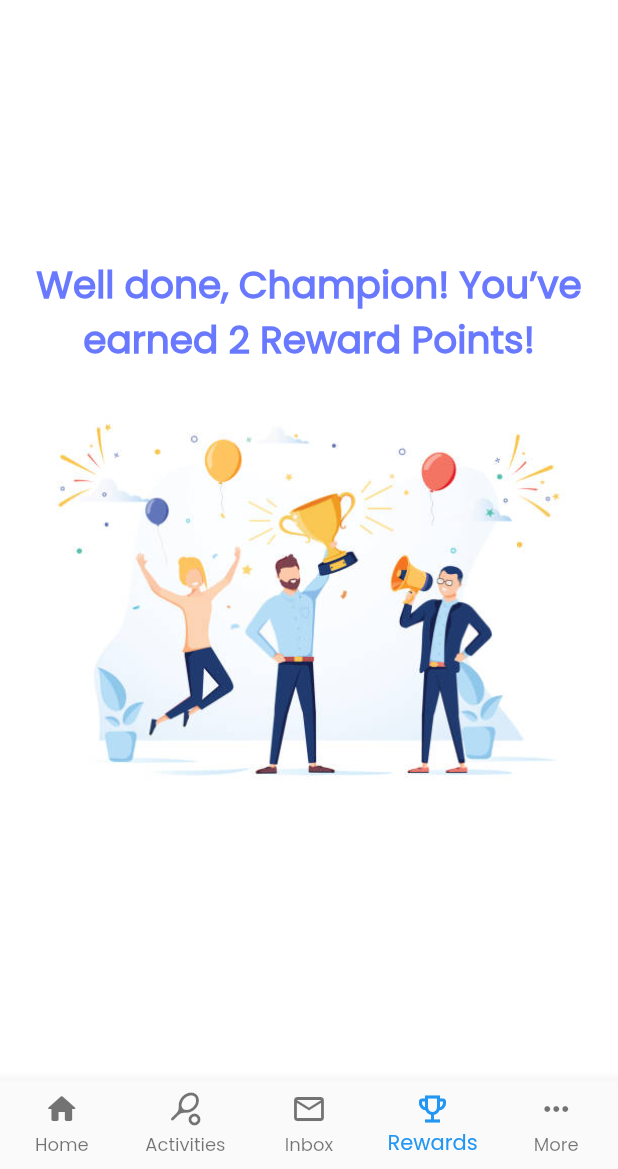
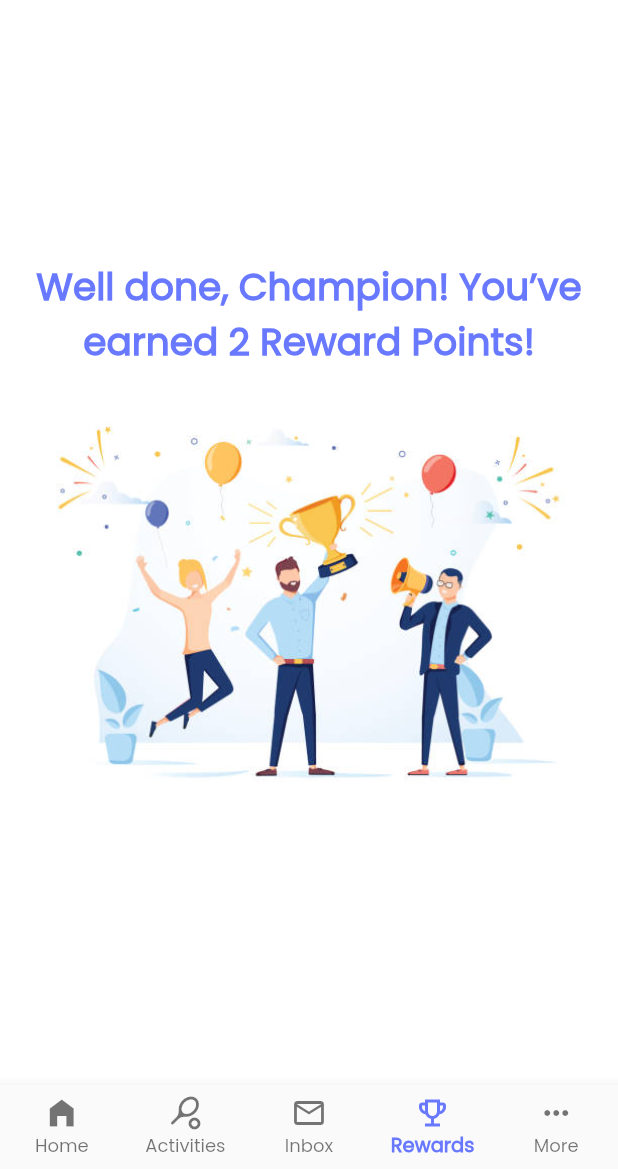
Before and after one commit to sgsm74/hackathon-phoenix, a Flutter app: the Champion screen opened by its route, on a phone screen of 412 x 824 dp, the part 67-1236 px from its top. Run offline on Flutter 3.47's test engine with Material 2 defaults, Android fonts, the light colour scheme and no system bars; our stand-ins replace geolocator, google_maps_flutter, introduction_screen, permission_handler, syncfusion_flutter_gauges.

Commit message:
change bottomnav color

```diff
--- a/lib/presentation/widgets/bottom-navbar.dart
+++ b/lib/presentation/widgets/bottom-navbar.dart
@@ -1,4 +1,5 @@
 import 'package:flutter/material.dart';
+import 'package:synergy/utils/constants.dart';
 
 class CustomBottomNavbar extends StatefulWidget {
   final int currentIndex;
@@ -16,6 +17,9 @@ class _CustomBottomNavbarState extends State<CustomBottomNavbar> {
     return BottomNavigationBar(
       currentIndex: _currentIndex,
       type: BottomNavigationBarType.fixed,
+      selectedItemColor: Constants.primaryColor,
+      selectedLabelStyle: TextStyle(fontWeight: FontWeight.bold),
+      selectedFontSize: 13,
       onTap: (value) {
         setState(() {
           _currentIndex = value;
@@ -41,7 +45,7 @@ class _CustomBottomNavbarState extends State<CustomBottomNavbar> {
       },
       items: [
         BottomNavigationBarItem(
-          icon: Icon(Icons.home_rounded),
+          icon: Icon(Icons.home_filled),
           label: "Home",
         ),
         BottomNavigationBarItem(
```
